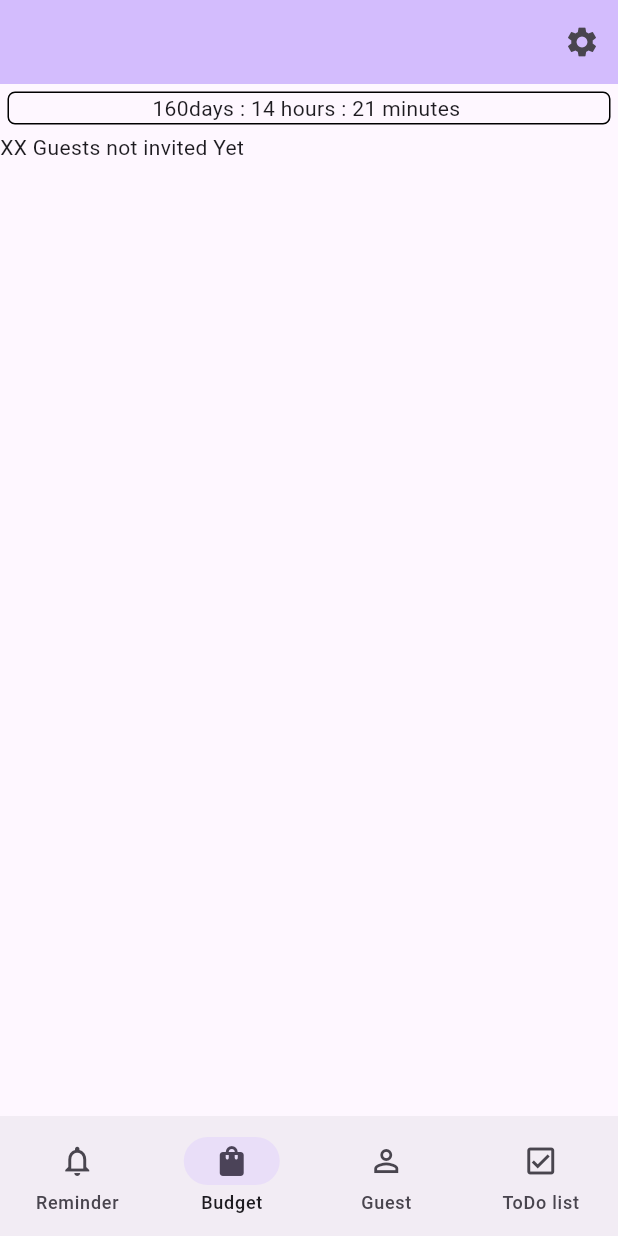
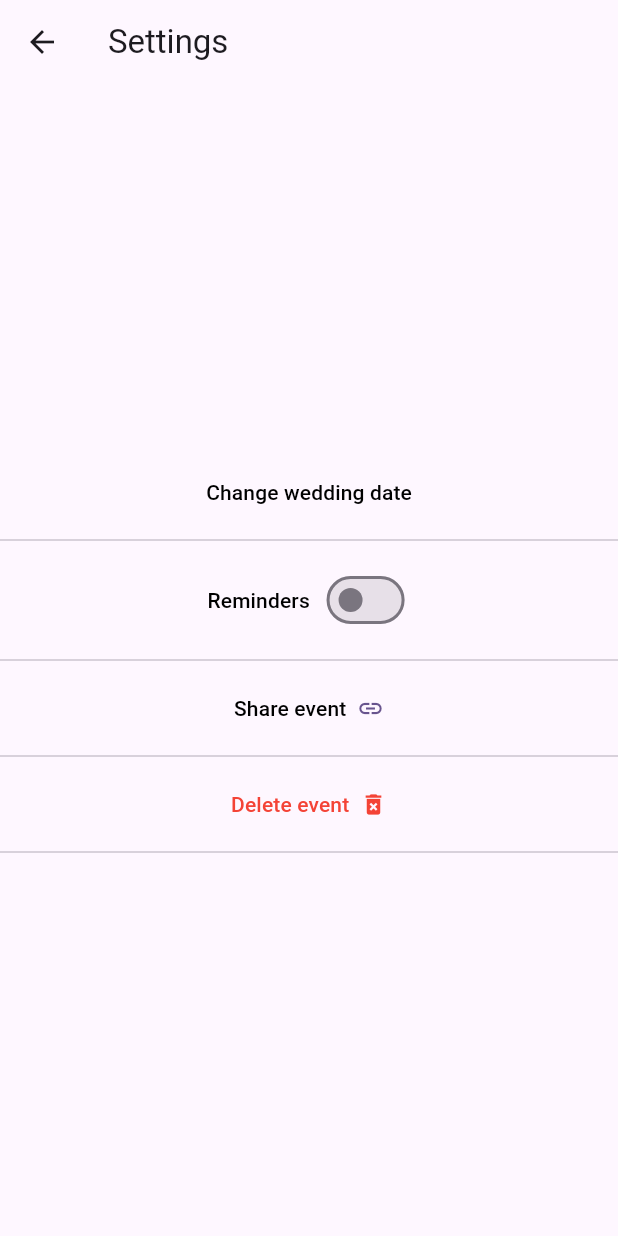
Before and after one commit to imen-bouabdallah/wedding_planner, a Flutter app: the screen it shows after launch, item 2 of the bottom bar chosen, after a tap on the "settings" icon, on a phone screen of 412 x 824 dp. Run offline on Flutter 3.47's test engine with Material 3 defaults, Android fonts, the light colour scheme and no system bars; our stand-ins replace fluttertoast.

Commit message:
majore updates

```diff
--- a/lib/main.dart
+++ b/lib/main.dart
@@ -1,4 +1,5 @@
 import 'package:flutter/material.dart';
+import 'package:wedding_planner/screens/Settings.dart';
 import 'package:wedding_planner/screens/guestList.dart';
 import 'package:wedding_planner/screens/reminderList.dart';
 import 'package:wedding_planner/screens/todoList.dart';
@@ -60,7 +61,12 @@ class _MyHomePageState extends State<MyHomePage> {
         backgroundColor: Theme.of(context).colorScheme.inversePrimary,
         //title: Text(widget.title),
         actions: [
-          IconButton(onPressed: (){}, icon: const Icon(Icons.settings)),
+          IconButton(onPressed: (){
+            Navigator.push(
+              context,
+              MaterialPageRoute(builder: (context) => const Settings()),
+            );
+          }, icon: const Icon(Icons.settings)),
         ],
       ),
 
--- /dev/null
+++ b/lib/screens/Settings.dart
@@ -0,0 +1,79 @@
+import 'package:flutter/material.dart';
+
+class Settings extends StatelessWidget {
+  const Settings({super.key});
+
+  @override
+  Widget build(BuildContext context) {
+    return Scaffold(
+      appBar: AppBar(
+        title: const Text('Settings'),
+      ),
+      body: Column(
+        mainAxisAlignment: MainAxisAlignment.center,
+        crossAxisAlignment: CrossAxisAlignment.center,
+        children: [
+          TextButton(onPressed:(){},
+              child:  const Text("Change wedding date",
+              style: TextStyle(
+                color: Colors.black
+              ),)
+          ),
+
+          const Divider(),
+
+          TextButton(
+              onPressed: (){},
+              child:  Row(
+                mainAxisAlignment: MainAxisAlignment.center,
+                mainAxisSize: MainAxisSize.min,
+                children: [
+                  const Text("Reminders  ",
+                    style: TextStyle(
+                        color: Colors.black
+                    ),),
+                  Switch(value: false, onChanged: (value){})
+                ],
+              )
+          ),
+
+          const Divider(),
+
+          TextButton(onPressed: (){},
+              child: const Row(
+                mainAxisAlignment: MainAxisAlignment.center,
+                mainAxisSize: MainAxisSize.min,
+                children: [
+                  Text("Share event  ",
+                    style: TextStyle(
+                        color: Colors.black
+                    ),),
+                  Icon(Icons.link),
+              ],
+          )),
+
+          const Divider(),
+
+          TextButton(
+              onPressed: (){},
+              child: const Row(
+                mainAxisAlignment: MainAxisAlignment.center,
+                mainAxisSize: MainAxisSize.min,
+                children: [
+                  Text("Delete event  ",
+                    style: TextStyle(
+                        color: Colors.red
+                    ),),
+                  Icon(Icons.delete_forever,
+                  color: Colors.red),
+                ],
+              )
+          ),
+
+          const Divider(),
+
+        ],
+      ),
+    );
+  }
+}
--- a/pubspec.yaml
+++ b/pubspec.yaml
@@ -43,6 +43,8 @@ dependencies:
   fluttertoast: ^8.2.4
 
   date_format_field: ^0.1.0
+
+  intl: ^0.19.0
 
 dev_dependencies:
   flutter_test:
```
Also changed, not shown: lib/screens/addReminder.dart (+71 -21 lines), lib/screens/todoList.dart (+8 -2 lines), pubspec.lock.
